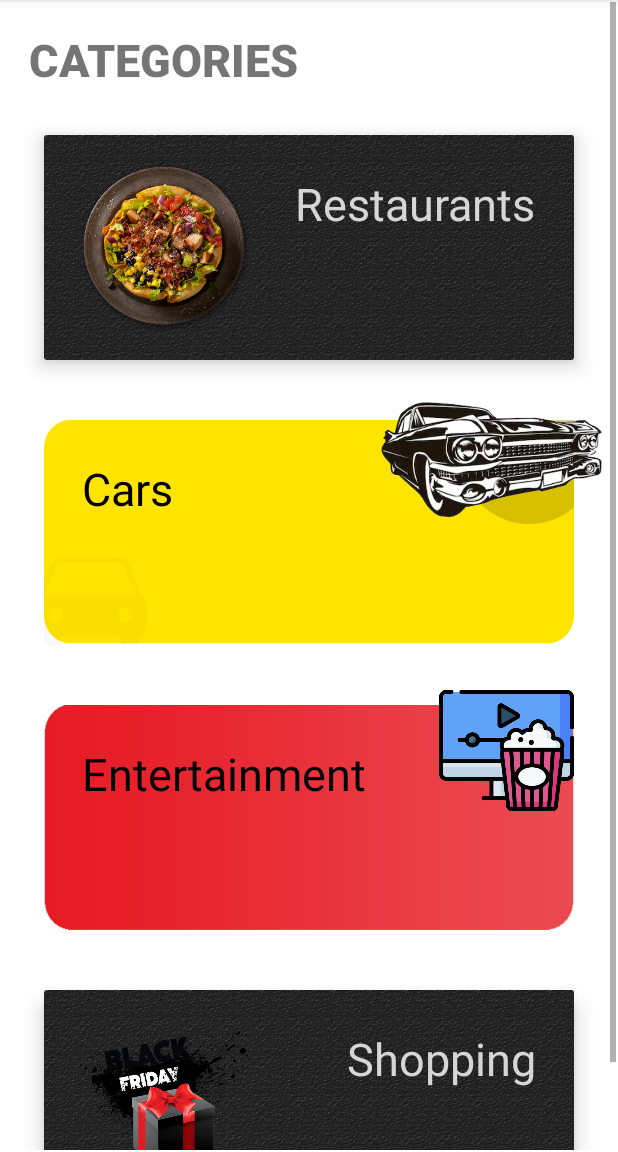
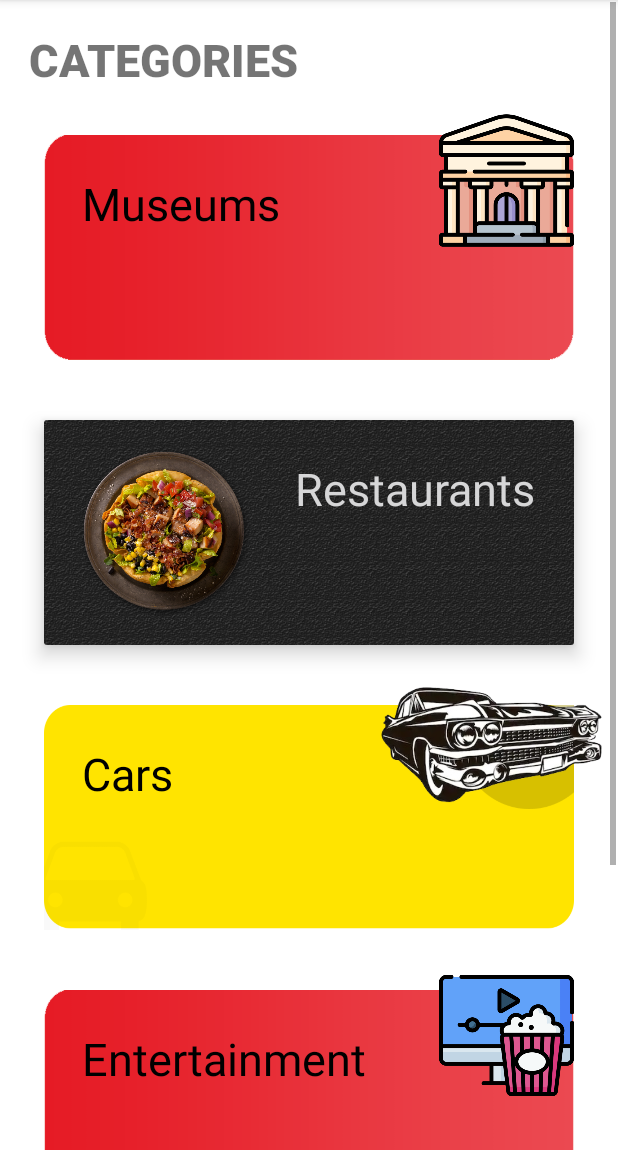
Before and after one commit to Osman0812/Seyahathanem, an Android app: the CategoryFragment screen opened through its navigation route, on a phone screen of 412 x 824 dp, the part 84-1236 px from its top. Run offline under Robolectric (Android 15) with nearby library versions, the phone set to English and light mode, and no system bars; our stand-ins replace Firebase (no records; nobody signed in at launch, a user with empty details on screens opened directly), Picasso.

```diff
--- a/app/src/main/java/com/example/seyahathanem/fragments/CategoriesFragment.kt
+++ b/app/src/main/java/com/example/seyahathanem/fragments/CategoriesFragment.kt
@@ -26,7 +26,7 @@ class CategoriesFragment : Fragment() {
     private var _binding: FragmentCategoriesBinding? = null
     private val binding get() = _binding!!
     private lateinit var gridView: GridView
-    private var dataModalArrayList: ArrayList<DataModal> = ArrayList()
+    private lateinit var dataModalArrayList: ArrayList<DataModal>
     private lateinit var auth: FirebaseAuth
     private lateinit var firestore: FirebaseFirestore
     private lateinit var adapter : GridRVAdapter
@@ -49,7 +49,7 @@ class CategoriesFragment : Fragment() {
 
     override fun onViewCreated(view: View, savedInstanceState: Bundle?) {
         super.onViewCreated(view, savedInstanceState)
-
+        dataModalArrayList = ArrayList()
         gridView = requireActivity().findViewById(R.id.idGRV)
         firestore = Firebase.firestore
         auth = Firebase.auth
@@ -108,6 +108,8 @@ class CategoriesFragment : Fragment() {
                                 data = DataModal(collection.toString(),R.drawable.categories_shop_icon)
                             }else if (collection.toString() == "Cars"){
                                 data = DataModal(collection.toString(),R.drawable.buggatti)
+                            }else if (collection.toString() == "Museums"){
+                                data = DataModal(collection.toString(),R.drawable.museum)
                             }
                             dataModalArrayList.add(data)
                         }
--- a/app/src/main/java/com/example/seyahathanem/fragments/CategoryFragment.kt
+++ b/app/src/main/java/com/example/seyahathanem/fragments/CategoryFragment.kt
@@ -90,6 +90,12 @@ class CategoryFragment : Fragment() {
             actionToAddPlaceFragment(it)
 
         }
+
+        binding.Museum.setOnClickListener {
+            categorySelect(binding.museumImage)
+            categoryName = binding.categoryNameMuseum.text.toString()
+            actionToAddPlaceFragment(it)
+        }
 /*
         binding.newCategory.setOnClickListener {
 
@@ -99,6 +105,7 @@ class CategoryFragment : Fragment() {
         }
 
  */
+
 
         binding.Cars.setOnClickListener {
 
--- a/app/src/main/res/layout/fragment_category.xml
+++ b/app/src/main/res/layout/fragment_category.xml
@@ -35,7 +35,47 @@
             android:layout_height="match_parent">
 
         </androidx.recyclerview.widget.RecyclerView>
+        <RelativeLayout
+            android:id="@+id/Museum"
 
+            android:layout_width="match_parent"
+            android:layout_height="190dp">
+
+            <RelativeLayout
+                android:layout_width="match_parent"
+                android:layout_height="150dp"
+                android:layout_marginStart="20dp"
+                android:layout_marginTop="20dp"
+                android:layout_marginEnd="20dp"
+                android:layout_marginBottom="20dp"
+                android:background="@drawable/round_bk5">
+
+                <TextView
+                    android:id="@+id/categoryNameMuseum"
+                    android:layout_width="wrap_content"
+                    android:layout_height="wrap_content"
+                    android:padding="25dp"
+                    android:text="Museums"
+                    android:textColor="@color/black"
+                    android:textSize="30sp">
+
+                </TextView>
+
+
+            </RelativeLayout>
+
+            <ImageView
+                android:id="@+id/museumImage"
+                android:layout_width="130dp"
+                android:layout_height="90dp"
+                android:src="@drawable/museum"
+                android:layout_marginTop="5dp"
+                android:layout_alignParentRight="true">
+
+            </ImageView>
+
+
+        </RelativeLayout>
 
         <androidx.cardview.widget.CardView
             android:id="@+id/Restaurants"
@@ -76,6 +116,8 @@
             </RelativeLayout>
 
         </androidx.cardview.widget.CardView>
+
+
 
         <RelativeLayout
             android:layout_width="match_parent"
```
Also changed, not shown: app/src/main/java/com/example/seyahathanem/fragments/MapsFragment.kt (+51 -35 lines), app/src/main/res/drawable/museum.png (added).
